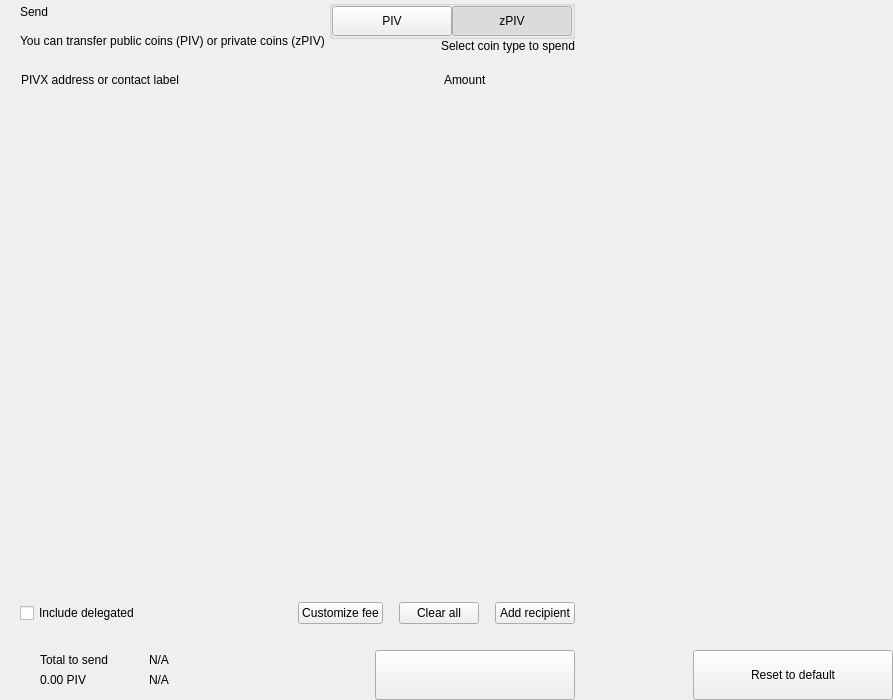
Old version of the form src/qt/pivx/forms/send.ui in the repository RapidsOfficial/Rapids.
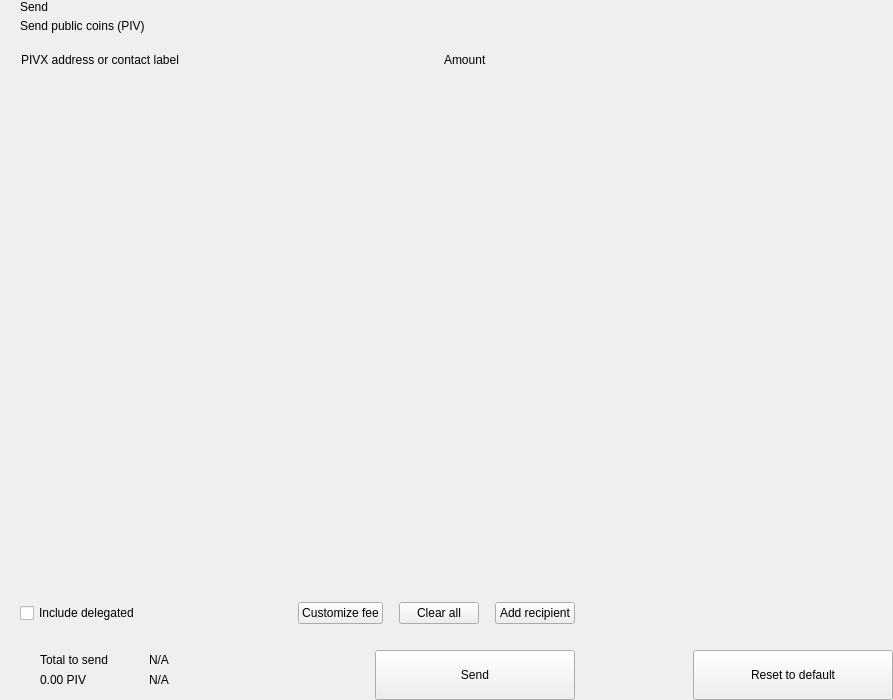
New version of the form. Custom widgets are drawn as their Qt base class.

Commit message: [Cleanup][GUI] Remove ZPivControlDialog and sendZpiv from send widget

What changed in the file:
```diff
--- a/src/qt/pivx/forms/send.ui
+++ b/src/qt/pivx/forms/send.ui
@@ -81,7 +81,7 @@
             <item>
              <widget class="QLabel" name="labelSubtitle1">
               <property name="text">
-               <string>You can transfer public coins (PIV) or private coins (zPIV)</string>
+               <string>Send public coins (PIV)</string>
               </property>
              </widget>
             </item>
@@ -100,109 +100,6 @@
             </property>
            </spacer>
           </item>
-          <item>
-           <layout class="QVBoxLayout" name="verticalLayout_6">
-            <property name="spacing">
-             <number>0</number>
-            </property>
-            <item>
-             <widget class="QGroupBox" name="groupBox">
-              <property name="title">
-               <string/>
-              </property>
-              <property name="alignment">
-               <set>Qt::AlignLeading|Qt::AlignLeft|Qt::AlignTop</set>
-              </property>
-              <layout class="QHBoxLayout" name="horizontalLayout_4">
-               <property name="spacing">
-                <number>0</number>
-               </property>
-               <property name="leftMargin">
-                <number>0</number>
-               </property>
-               <property name="topMargin">
-                <number>0</number>
-               </property>
-               <property name="rightMargin">
-                <number>0</number>
-               </property>
-               <property name="bottomMargin">
-                <number>0</number>
-               </property>
-               <item>
-                <widget class="QPushButton" name="pushLeft">
-                 <property name="minimumSize">
-                  <size>
-                   <width>120</width>
-                   <height>30</height>
-                  </size>
-                 </property>
-                 <property name="maximumSize">
-                  <size>
-                   <width>120</width>
-                   <height>30</height>
-                  </size>
-                 </property>
-                 <property name="focusPolicy">
-                  <enum>Qt::NoFocus</enum>
-                 </property>
-                 <property name="text">
-                  <string>PIV</string>
-                 </property>
-                 <property name="checkable">
-                  <bool>true</bool>
-                 </property>
-                 <property name="autoExclusive">
-                  <bool>true</bool>
-                 </property>
-                </widget>
-               </item>
-               <item>
-                <widget class="QPushButton" name="pushRight">
-                 <property name="minimumSize">
-                  <size>
-                   <width>120</width>
-                   <height>30</height>
-                  </size>
-                 </property>
-                 <property name="maximumSize">
-                  <size>
-                   <width>120</width>
-                   <height>30</height>
-                  </size>
-                 </property>
-                 <property name="focusPolicy">
-                  <enum>Qt::NoFocus</enum>
-                 </property>
-                 <property name="text">
-                  <string>zPIV</string>
-                 </property>
-                 <property name="checkable">
-                  <bool>true</bool>
-                 </property>
-                 <property name="checked">
-                  <bool>true</bool>
-                 </property>
-                 <property name="autoExclusive">
-                  <bool>true</bool>
-                 </property>
-                </widget>
-               </item>
-              </layout>
-             </widget>
-            </item>
-            <item>
-             <widget class="QLabel" name="labelSubtitle2">
-              <property name="text">
-               <string>Select coin type to spend</string>
-              </property>
-              <property name="alignment">
-               <set>Qt::AlignRight|Qt::AlignTrailing|Qt::AlignVCenter</set>
-              </property>
-             </widget>
-            </item>
-           </layout>
-          </item>
          </layout>
         </item>
         <item>
@@ -689,7 +586,7 @@
              <enum>Qt::NoFocus</enum>
             </property>
             <property name="text">
-             <string/>
+             <string>Send</string>
             </property>
            </widget>
           </item>
```
The commit also changes 9 other files.
